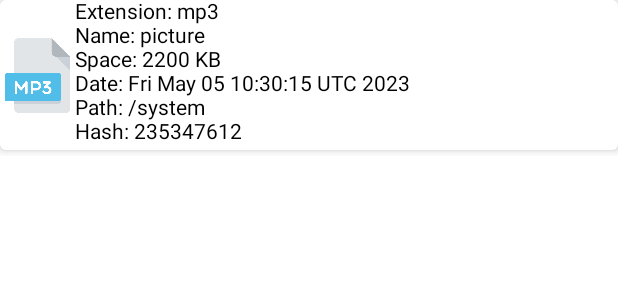
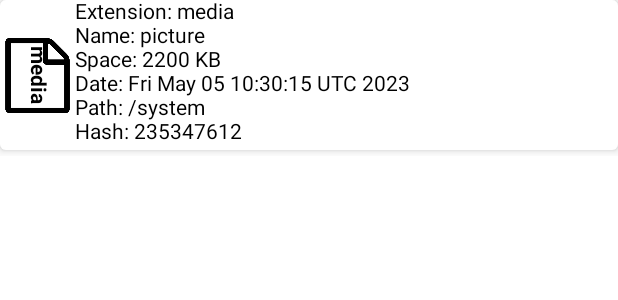
Before and after one commit to Guywash-Ka/FileManager, an Android app built with Jetpack Compose: the @Preview function FileCardPreview, on a phone screen of 412 x 824 dp. Shown: the top 300 px of the screen. Run offline under Robolectric (Android 15) with nearby library versions, the phone set to English and light mode, and no system bars.

Commit message:
Changed style for default icon

```diff
--- a/app/src/main/java/com/internship/filemanager/ui/components/FileCard.kt
+++ b/app/src/main/java/com/internship/filemanager/ui/components/FileCard.kt
@@ -5,7 +5,9 @@ import androidx.compose.foundation.layout.*
 import androidx.compose.material.Card
 import androidx.compose.material.Text
 import androidx.compose.runtime.Composable
+import androidx.compose.ui.Alignment
 import androidx.compose.ui.Modifier
+import androidx.compose.ui.draw.rotate
 import androidx.compose.ui.res.painterResource
 import androidx.compose.ui.text.font.FontStyle
 import androidx.compose.ui.text.font.FontWeight
@@ -24,13 +26,25 @@ fun FileCard(
     date: Date,
     hash: Int
 ) {
+    val popularExtensions = listOf("doc", "jpg", "mp3", "pdf", "png", "ppt", "txt", "xls", "xml", "zip")
     Card(modifier = Modifier.padding(bottom = 4.dp).fillMaxWidth(1f), elevation = 4.dp) {
         Row {
-            Image(
-                painter = painterResource(selectIcon(extension)),
-                contentDescription = "File icon",
-                modifier = Modifier.width(50.dp).height(100.dp)
-            )
+            if (!popularExtensions.contains(extension)) {
+                Box(contentAlignment = Alignment.Center) {
+                    Image(
+                        painter = painterResource(selectIcon(extension)),
+                        contentDescription = "File icon",
+                        modifier = Modifier.width(50.dp).height(100.dp)
+                    )
+                    Text(text = extension, modifier = Modifier.rotate(90f), fontWeight = FontWeight.Bold)
+                }
+            } else {
+                Image(
+                    painter = painterResource(selectIcon(extension)),
+                    contentDescription = "File icon",
+                    modifier = Modifier.width(50.dp).height(100.dp)
+                )
+            }
             Text(text = "Extension: $extension\nName: $name\nSpace: $space KB\nDate: $date\nPath: $path\nHash: $hash")
 
         }
@@ -40,7 +54,7 @@ fun FileCard(
 @Preview(showBackground = true)
 @Composable
 fun FileCardPreview() {
-    FileCard(extension = "mp3", name = "picture", space = 2200, date = Date(Instant.now().toEpochMilli()), path = "/system", hash = 235347612)
+    FileCard(extension = "media", name = "picture", space = 2200, date = Date(Instant.now().toEpochMilli()), path = "/system", hash = 235347612)
 }
 
 fun selectIcon(extension: String): Int {
```
